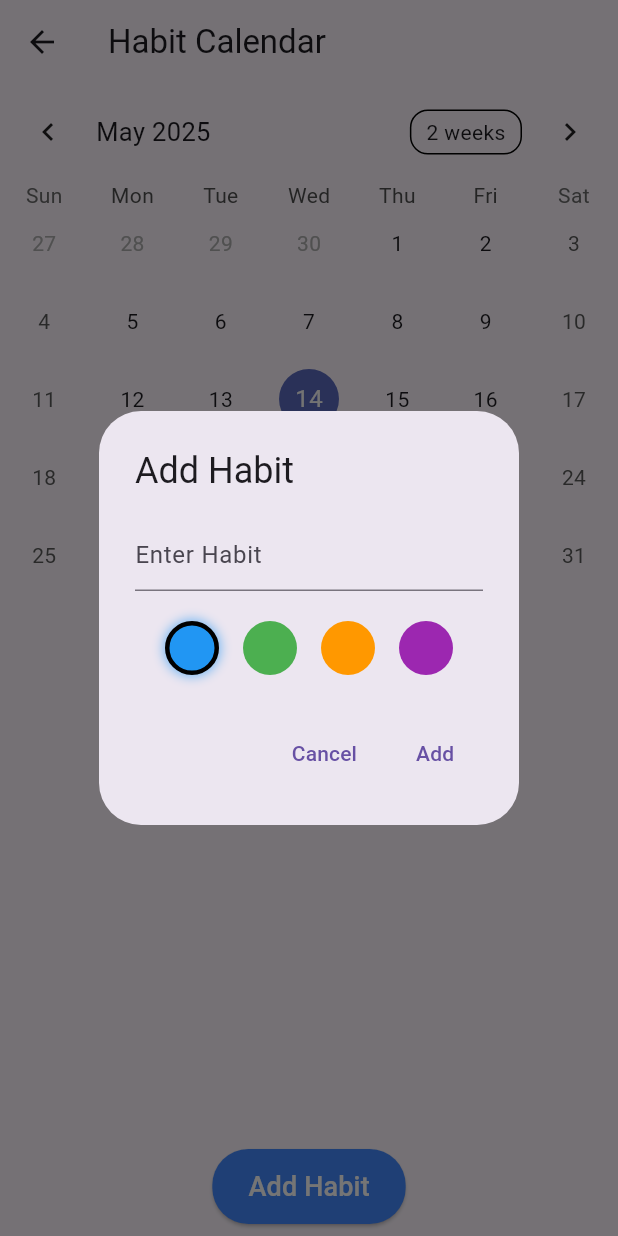
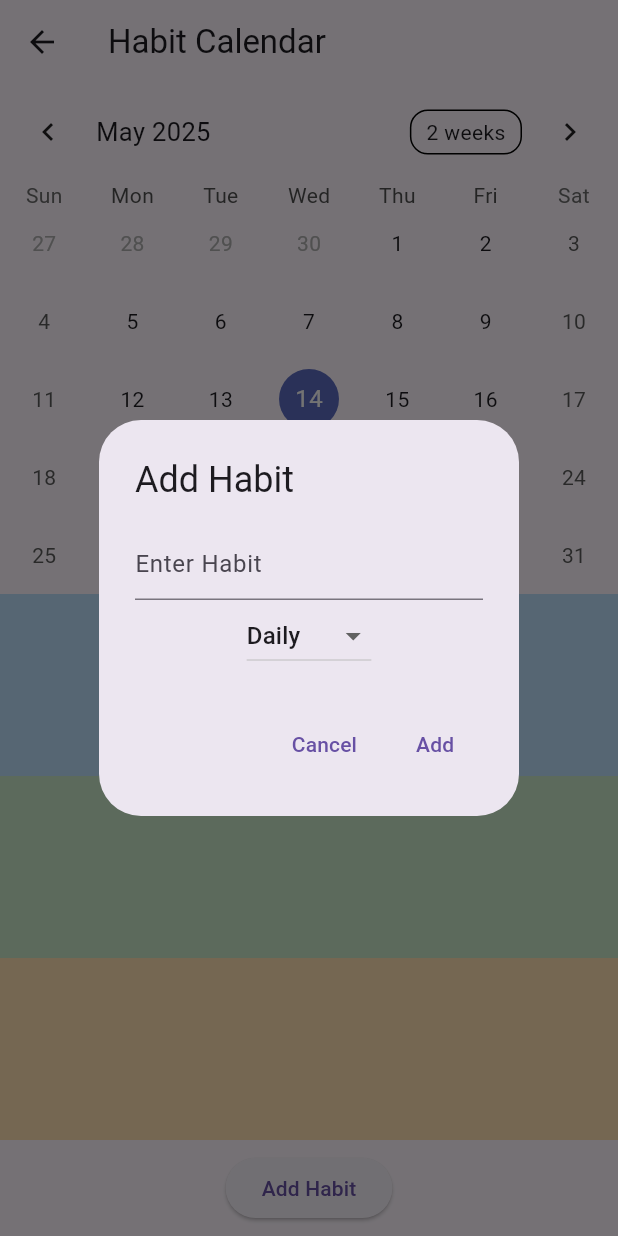
Before and after one commit to UAlaina/HabitBloom, a Flutter app: the HabitCalendarScreen screen opened directly, after a tap on "Add Habit", on a phone screen of 412 x 824 dp. Run offline on Flutter 3.47's test engine with Material 3 defaults, Android fonts, the phone set to English and light mode, and no system bars; drawn by our look-alikes of table_calendar; our stand-ins replace cloud_firestore, firebase_auth, firebase_core, sqflite; accounts and stored records are empty.

```diff
--- a/habittracker/lib/habits/habit_calendar.dart
+++ b/habittracker/lib/habits/habit_calendar.dart
@@ -11,7 +11,7 @@ class _HabitCalendarScreenState extends State<HabitCalendarScreen> {
   CalendarFormat _calendarFormat = CalendarFormat.month;
   DateTime _selectedDay = DateTime.now();
   DateTime _focusedDay = DateTime.now();
-  Map<DateTime, List<Map<String, dynamic>>> _tasks = {};
+  Map<DateTime, Map<String, List<Map<String, dynamic>>>> _tasks = {};
 
   @override
   void initState() {
@@ -33,34 +33,68 @@ class _HabitCalendarScreenState extends State<HabitCalendarScreen> {
     setState(() {
       _tasks = {
         for (var doc in querySnapshot.docs)
-          DateTime.parse(doc.id): List<Map<String, dynamic>>.from(doc['tasks']),
+          DateTime.parse(doc.id): {
+            'daily': List<Map<String, dynamic>>.from(doc['daily'] ?? []),
+            'weekly': List<Map<String, dynamic>>.from(doc['weekly'] ?? []),
+            'monthly': List<Map<String, dynamic>>.from(doc['monthly'] ?? []),
+          }
       };
     });
   }
 
-  void _addTask(DateTime date, String name, Color color) async {
+  void _addTask(String type, DateTime date, String name) async {
+    Color color;
+    switch (type) {
+      case 'daily':
+        color = Colors.blue.shade100;
+        break;
+      case 'weekly':
+        color = Colors.green.shade100;
+        break;
+      case 'monthly':
+        color = Colors.orange.shade100;
+        break;
+      default:
+        color = Colors.blue.shade100; // Default to blue if no type selected
+    }
+
     final formattedDate = _formatDate(date);
-    final task = {'name': name, 'color': color.value};
+    final task = {'name': name, 'color': color.value, 'completed': false};
 
     final docRef = FirebaseFirestore.instance.collection('tasks').doc(formattedDate);
     final docSnapshot = await docRef.get();
 
     if (docSnapshot.exists) {
       await docRef.update({
-        'tasks': FieldValue.arrayUnion([task]),
+        type: FieldValue.arrayUnion([task]),
       });
     } else {
       await docRef.set({
-        'tasks': [task],
+        'daily': [],
+        'weekly': [],
+        'monthly': [],
+        type: [task],
       });
     }
 
     setState(() {
-      if (_tasks[date] != null) {
-        _tasks[date]!.add(task);
-      } else {
-        _tasks[date] = [task];
+      _tasks[date] ??= {'daily': [], 'weekly': [], 'monthly': []};
+      _tasks[date]![type]!.add(task);
+    });
   }
+
+  void _toggleTaskCompletion(DateTime date, String type, int index) async {
+    final formattedDate = _formatDate(date);
+    final task = _tasks[date]![type]![index];
+    task['completed'] = !task['completed'];
+
+    final docRef = FirebaseFirestore.instance.collection('tasks').doc(formattedDate);
+    await docRef.update({
+      type: _tasks[date]![type],
+    });
+
+    setState(() {
+      _tasks[date]![type]![index] = task;
     });
   }
 
@@ -93,16 +127,58 @@ class _HabitCalendarScreenState extends State<HabitCalendarScreen> {
               _focusedDay = focusedDay;
               _loadTasksForMonth(focusedDay);
             },
-            eventLoader: (day) => _tasks[day]?.map((task) => task['name']).toList() ?? [],
+            eventLoader: (day) {
+              final tasks = _tasks[day] ?? {};
+              return [...tasks['daily'] ?? [], ...tasks['weekly'] ?? [], ...tasks['monthly'] ?? []];
+            },
             calendarBuilders: CalendarBuilders(
               markerBuilder: (context, date, events) {
-                if (events.isNotEmpty) {
+                final tasks = _tasks[date];
+                if (tasks != null) {
+                  final dailyDot = tasks['daily']?.any((task) => !task['completed']) ?? false;
+                  final weeklyDot = tasks['weekly']?.any((task) => !task['completed']) ?? false;
+                  final monthlyDot = tasks['monthly']?.any((task) => !task['completed']) ?? false;
+
                   return Row(
                     mainAxisAlignment: MainAxisAlignment.center,
-                    children: _tasks[date]!.map((task) {
-                      final color = Color(task['color']);
+                    children: [
+                      if (dailyDot)
+                        _buildDot(Colors.blue.shade100),
+                      if (weeklyDot)
+                        _buildDot(Colors.green.shade100),
+                      if (monthlyDot)
+                        _buildDot(Colors.orange.shade100),
+                    ],
+                  );
+                }
+                return null;
+              },
+            ),
+          ),
+          Expanded(
+            child: Column(
+              children: [
+                _buildTaskTable('daily', Colors.blue.shade100),
+                _buildTaskTable('weekly', Colors.green.shade100),
+                _buildTaskTable('monthly', Colors.orange.shade100),
+              ],
+            ),
+          ),
+          Padding(
+            padding: const EdgeInsets.all(8.0),
+            child: ElevatedButton(
+              onPressed: _addTaskDialog,
+              child: Text('Add Habit'),
+            ),
+          ),
+        ],
+      ),
+    );
+  }
+
+  Widget _buildDot(Color color) {
     return Container(
-                        margin: EdgeInsets.symmetric(horizontal: 1.5),
+      margin: EdgeInsets.symmetric(horizontal: 2),
       width: 8,
       height: 8,
       decoration: BoxDecoration(
@@ -110,57 +186,35 @@ class _HabitCalendarScreenState extends State<HabitCalendarScreen> {
         shape: BoxShape.circle,
       ),
     );
-                    }).toList(),
+  }
+
+  Widget _buildTaskTable(String type, Color color) {
+    final tasks = _tasks[_selectedDay]?[type] ?? [];
+    return Expanded(
+      child: Container(
+        color: color,
+        child: ListView.builder(
+          itemCount: tasks.length,
+          itemBuilder: (context, index) {
+            final task = tasks[index];
+            return CheckboxListTile(
+              title: Text(task['name']),
+              value: task['completed'],
+              onChanged: (_) => _toggleTaskCompletion(_selectedDay, type, index),
             );
-                }
-                return null;
           },
         ),
-          ),
-          Expanded(
-            child: ListView(
-              children: (_tasks[_selectedDay] ?? [])
-                  .map((task) => ListTile(
-                leading: CircleAvatar(
-                  backgroundColor: Color(task['color']),
-                ),
-                title: Text(task['name']),
-              ))
-                  .toList(),
-            ),
-          ),
-          Padding(
-            padding: const EdgeInsets.all(8.0),
-            child: ElevatedButton(
-              onPressed: () => _addTaskDialog(),
-              style: ElevatedButton.styleFrom(
-                padding: EdgeInsets.symmetric(vertical: 12, horizontal: 24),
-                shape: RoundedRectangleBorder(
-                  borderRadius: BorderRadius.circular(24),
-                ),
-                backgroundColor: Colors.blueAccent,
-              ),
-              child: Text(
-                'Add Habit',
-                style: TextStyle(fontSize: 18, color: Colors.white),
-              ),
-            ),
-          ),
-        ],
       ),
     );
   }
 
   void _addTaskDialog() {
     TextEditingController _taskController = TextEditingController();
-    Color _selectedColor = Colors.blue;
-
-    setState(() {});
+    String _selectedType = 'daily';
 
     showDialog(
       context: context,
-      builder: (context) => StatefulBuilder(
-        builder: (context, setState) {
+      builder: (context) {
         return AlertDialog(
           title: Text("Add Habit"),
           content: Column(
@@ -170,23 +224,14 @@ class _HabitCalendarScreenState extends State<HabitCalendarScreen> {
                 controller: _taskController,
                 decoration: InputDecoration(hintText: "Enter Habit"),
               ),
-                SizedBox(height: 16),
-                Wrap(
-                  spacing: 8,
-                  children: [
-                    _buildColorOption(Colors.blue, () {
-                      setState(() => _selectedColor = Colors.blue);
-                    }, _selectedColor == Colors.blue),
-                    _buildColorOption(Colors.green, () {
-                      setState(() => _selectedColor = Colors.green);
-                    }, _selectedColor == Colors.green),
-                    _buildColorOption(Colors.orange, () {
-                      setState(() => _selectedColor = Colors.orange);
-                    }, _selectedColor == Colors.orange),
-                    _buildColorOption(Colors.purple, () {
-                      setState(() => _selectedColor = Colors.purple);
-                    }, _selectedColor == Colors.purple),
+              DropdownButton<String>(
+                value: _selectedType,
+                items: [
+                  DropdownMenuItem(value: 'daily', child: Text('Daily')),
+                  DropdownMenuItem(value: 'weekly', child: Text('Weekly')),
+                  DropdownMenuItem(value: 'monthly', child: Text('Monthly')),
                 ],
+                onChanged: (value) => setState(() => _selectedType = value!),
               ),
             ],
           ),
@@ -198,42 +243,15 @@ class _HabitCalendarScreenState extends State<HabitCalendarScreen> {
             TextButton(
               child: Text("Add"),
               onPressed: () {
-                  if (_taskController.text.isEmpty) return;
-                  _addTask(_selectedDay, _taskController.text, _selectedColor);
+                if (_taskController.text.isNotEmpty) {
+                  _addTask(_selectedType, _selectedDay, _taskController.text);
                   Navigator.pop(context);
+                }
               },
             ),
           ],
         );
       },
-      ),
-    );
-  }
-
-  Widget _buildColorOption(Color color, VoidCallback onTap, bool isSelected) {
-    return GestureDetector(
-      onTap: onTap,
-      child: Container(
-        width: 36,
-        height: 36,
-        margin: EdgeInsets.all(4),
-        decoration: BoxDecoration(
-          color: color,
-          shape: BoxShape.circle,
-          border: Border.all(
-            color: isSelected ? Colors.black : Colors.transparent,
-            width: 3,
-          ),
-          boxShadow: [
-            if (isSelected)
-              BoxShadow(
-                color: color.withOpacity(0.6),
-                blurRadius: 6,
-                spreadRadius: 1,
-              ),
-          ],
-        ),
-      ),
     );
   }
 
```
Lines whose indentation alone changed are shown as unchanged.
